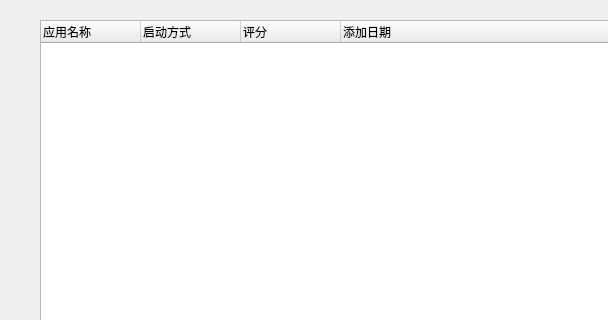
Qt form appmanagedialog.ui (Zentions/SoftwareShareWin) before a commit; both pictures show x 0 to 608 and y 0 to 320 of the 730 by 514 pixel window.
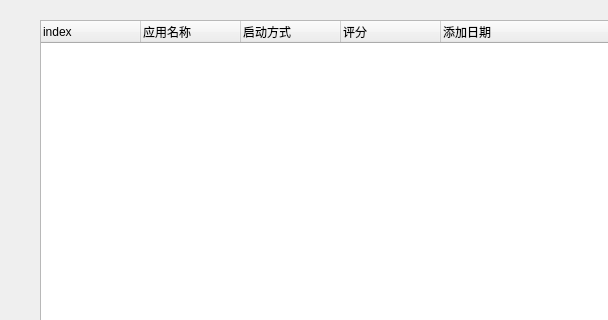
The same form after that commit.

What changed in the file:
```diff
--- a/appmanagedialog.ui
+++ b/appmanagedialog.ui
@@ -22,6 +22,11 @@
      <height>311</height>
     </rect>
    </property>
+   <column>
+    <property name="text">
+     <string>index</string>
+    </property>
+   </column>
    <column>
     <property name="text">
      <string>应用名称</string>
```
